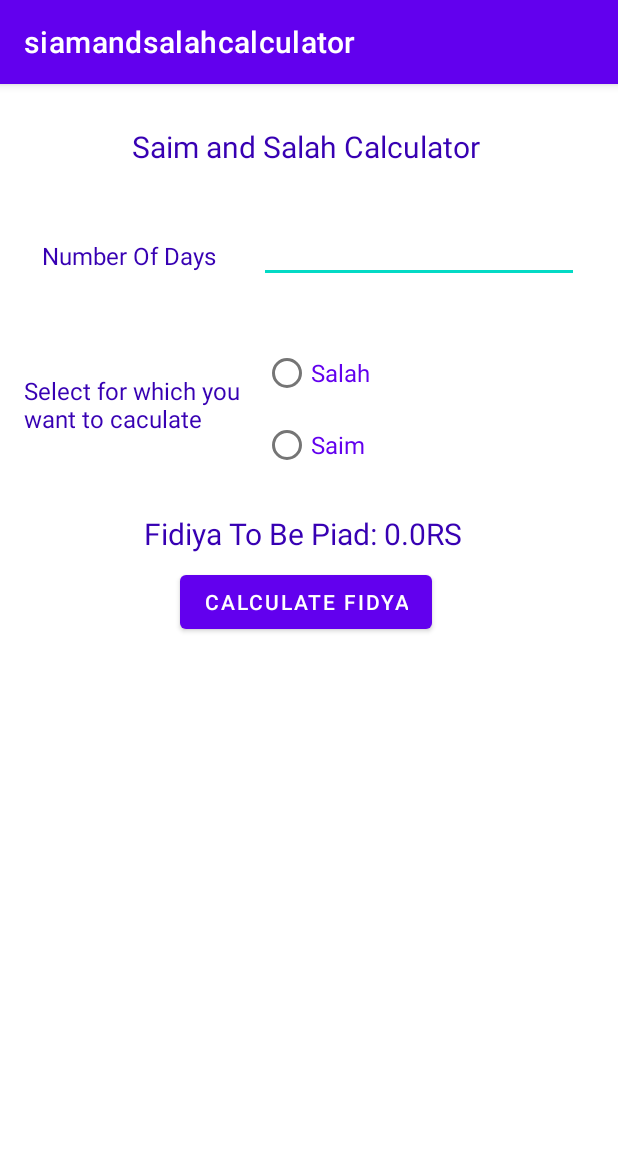
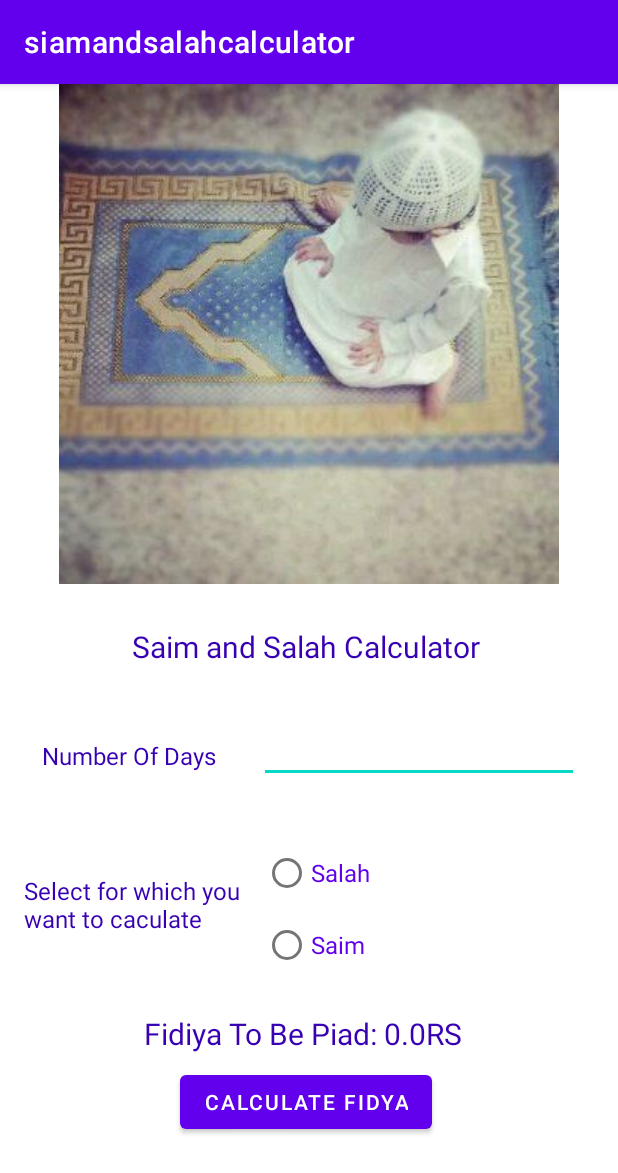
Before and after one commit to iqrasarwar/siamandsalahcalculator, an Android app: the screen it shows after launch (MainActivity), on a phone screen of 412 x 824 dp. Shown: the top 1173 px of the screen. Run offline under Robolectric (Android 15) with nearby library versions, the phone set to English and light mode, and no system bars.

Commit message:
fidiya calculator version 0 - front end + bckend

```diff
--- a/app/src/main/java/com/example/siamandsalahcalculator/MainActivity.java
+++ b/app/src/main/java/com/example/siamandsalahcalculator/MainActivity.java
@@ -40,3 +40,5 @@ public class MainActivity extends AppCompatActivity implements View.OnClickListe
         f.setText("Fidiya To Be Piad: "+fidiy+"0.0RS");
     }
 }
+
+//fixes to do : oreintation , per salah calculator
--- a/app/src/main/res/layout/activity_main.xml
+++ b/app/src/main/res/layout/activity_main.xml
@@ -10,10 +10,12 @@
         android:id="@+id/imageView"
         android:layout_width="match_parent"
         android:layout_height="wrap_content"
-        android:layout_marginStart="16dp"
+        app:layout_constraintBottom_toTopOf="@+id/textView"
+        app:layout_constraintEnd_toEndOf="parent"
         app:layout_constraintStart_toStartOf="parent"
         app:layout_constraintTop_toTopOf="parent"
-        tools:srcCompat="@drawable/nimz" />
+        app:srcCompat="@drawable/nimz"
+        />
 
     <TextView
         android:id="@+id/textView"
```
